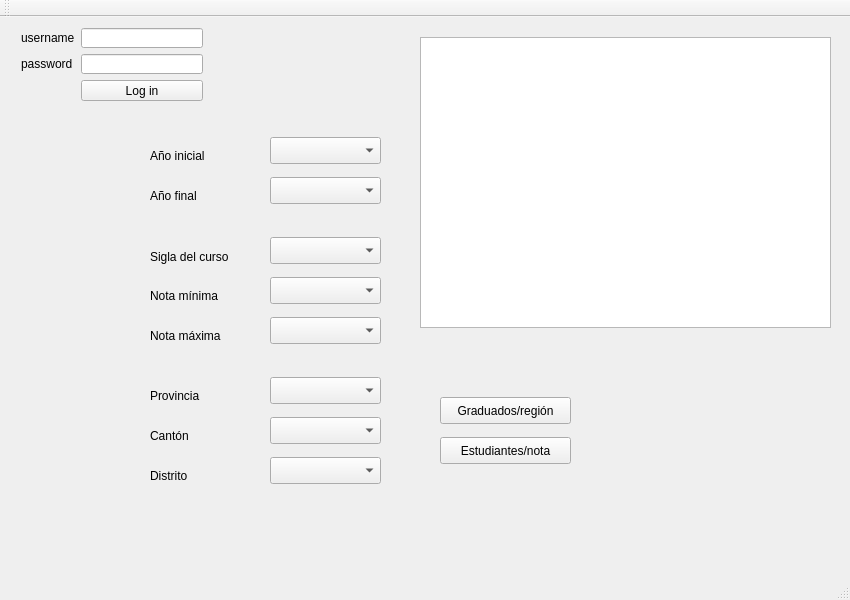
The window that mainwindow.ui (oretnom/proy1_lochi) describes before a commit, drawn with Qt 5.
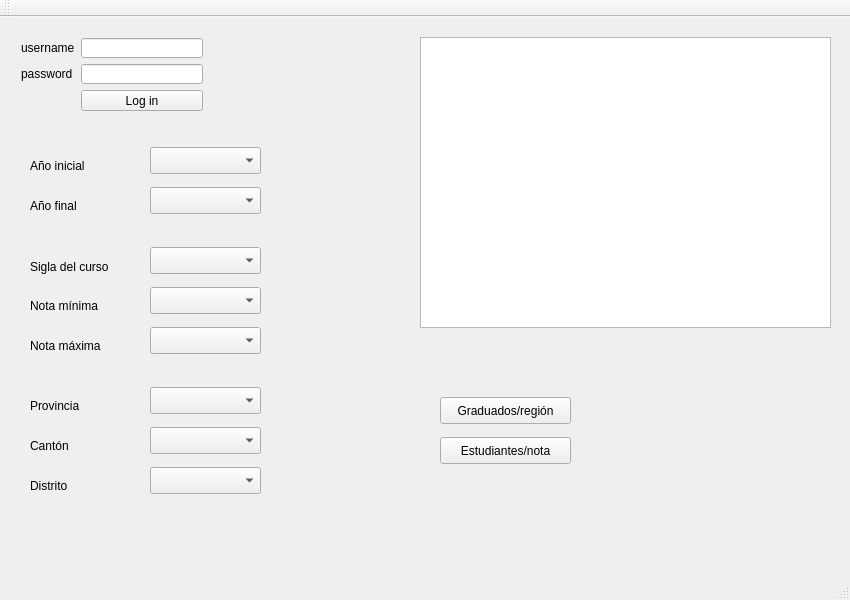
The same window after the commit.

```diff
--- a/mainwindow.ui
+++ b/mainwindow.ui
@@ -39,8 +39,8 @@
    <widget class="QLabel" name="label_ano">
     <property name="geometry">
      <rect>
-      <x>150</x>
-      <y>130</y>
+      <x>30</x>
+      <y>140</y>
       <width>71</width>
       <height>17</height>
      </rect>
@@ -52,8 +52,8 @@
    <widget class="QLabel" name="label_sigla">
     <property name="geometry">
      <rect>
-      <x>150</x>
-      <y>230</y>
+      <x>30</x>
+      <y>240</y>
       <width>101</width>
       <height>20</height>
      </rect>
@@ -91,8 +91,8 @@
    <widget class="QLabel" name="label_nota_min">
     <property name="geometry">
      <rect>
-      <x>150</x>
-      <y>270</y>
+      <x>30</x>
+      <y>280</y>
       <width>91</width>
       <height>17</height>
      </rect>
@@ -104,8 +104,8 @@
    <widget class="QComboBox" name="dropdown_sigla">
     <property name="geometry">
      <rect>
-      <x>270</x>
-      <y>220</y>
+      <x>150</x>
+      <y>230</y>
       <width>111</width>
       <height>27</height>
      </rect>
@@ -114,8 +114,8 @@
    <widget class="QComboBox" name="dropdown_canton">
     <property name="geometry">
      <rect>
-      <x>270</x>
-      <y>400</y>
+      <x>150</x>
+      <y>410</y>
       <width>111</width>
       <height>27</height>
      </rect>
@@ -124,18 +124,18 @@
    <widget class="QComboBox" name="dropdown_distrito">
     <property name="geometry">
      <rect>
-      <x>270</x>
-      <y>440</y>
-      <width>111</width>
-      <height>27</height>
-     </rect>
-    </property>
-   </widget>
-   <widget class="QLabel" name="label_distrito">
-    <property name="geometry">
-     <rect>
       <x>150</x>
       <y>450</y>
+      <width>111</width>
+      <height>27</height>
+     </rect>
+    </property>
+   </widget>
+   <widget class="QLabel" name="label_distrito">
+    <property name="geometry">
+     <rect>
+      <x>30</x>
+      <y>460</y>
       <width>66</width>
       <height>17</height>
      </rect>
@@ -147,8 +147,8 @@
    <widget class="QLabel" name="label_canton">
     <property name="geometry">
      <rect>
-      <x>150</x>
-      <y>410</y>
+      <x>30</x>
+      <y>420</y>
       <width>66</width>
       <height>17</height>
      </rect>
@@ -160,8 +160,8 @@
    <widget class="QLabel" name="label_provincia">
     <property name="geometry">
      <rect>
-      <x>150</x>
-      <y>370</y>
+      <x>30</x>
+      <y>380</y>
       <width>66</width>
       <height>17</height>
      </rect>
@@ -173,8 +173,8 @@
    <widget class="QComboBox" name="dropdown_provincia">
     <property name="geometry">
      <rect>
-      <x>270</x>
-      <y>360</y>
+      <x>150</x>
+      <y>370</y>
       <width>111</width>
       <height>27</height>
      </rect>
@@ -183,8 +183,8 @@
    <widget class="QComboBox" name="dropdown_nota_min">
     <property name="geometry">
      <rect>
-      <x>270</x>
-      <y>260</y>
+      <x>150</x>
+      <y>270</y>
       <width>111</width>
       <height>27</height>
      </rect>
@@ -193,18 +193,18 @@
    <widget class="QComboBox" name="dropdown_nota_max">
     <property name="geometry">
      <rect>
-      <x>270</x>
-      <y>300</y>
-      <width>111</width>
-      <height>27</height>
-     </rect>
-    </property>
-   </widget>
-   <widget class="QLabel" name="label_nota_max">
-    <property name="geometry">
-     <rect>
       <x>150</x>
       <y>310</y>
+      <width>111</width>
+      <height>27</height>
+     </rect>
+    </property>
+   </widget>
+   <widget class="QLabel" name="label_nota_max">
+    <property name="geometry">
+     <rect>
+      <x>30</x>
+      <y>320</y>
       <width>91</width>
       <height>17</height>
      </rect>
@@ -216,8 +216,8 @@
    <widget class="QLabel" name="label_ano_2">
     <property name="geometry">
      <rect>
-      <x>150</x>
-      <y>170</y>
+      <x>30</x>
+      <y>180</y>
       <width>71</width>
       <height>17</height>
      </rect>
@@ -229,8 +229,8 @@
    <widget class="QComboBox" name="dropdown_ano_final">
     <property name="geometry">
      <rect>
-      <x>270</x>
-      <y>160</y>
+      <x>150</x>
+      <y>170</y>
       <width>111</width>
       <height>27</height>
      </rect>
@@ -239,18 +239,18 @@
    <widget class="QComboBox" name="dropdown_ano_inicial">
     <property name="geometry">
      <rect>
-      <x>270</x>
-      <y>120</y>
+      <x>150</x>
+      <y>130</y>
       <width>111</width>
       <height>27</height>
      </rect>
     </property>
    </widget>
-   <widget class="QWidget" name="">
+   <widget class="QWidget" name="layoutWidget">
     <property name="geometry">
      <rect>
       <x>10</x>
-      <y>0</y>
+      <y>10</y>
       <width>204</width>
       <height>95</height>
      </rect>
@@ -274,13 +274,23 @@
       </widget>
      </item>
      <item row="1" column="1">
-      <widget class="QLineEdit" name="edit_password"/>
+      <widget class="QLineEdit" name="edit_password">
+       <property name="echoMode">
+        <enum>QLineEdit::Password</enum>
+       </property>
+      </widget>
      </item>
      <item row="2" column="1">
       <widget class="QPushButton" name="button_connect">
        <property name="text">
         <string>Log in</string>
        </property>
+       <property name="autoDefault">
+        <bool>false</bool>
+       </property>
+       <property name="default">
+        <bool>false</bool>
+       </property>
       </widget>
      </item>
     </layout>
```
